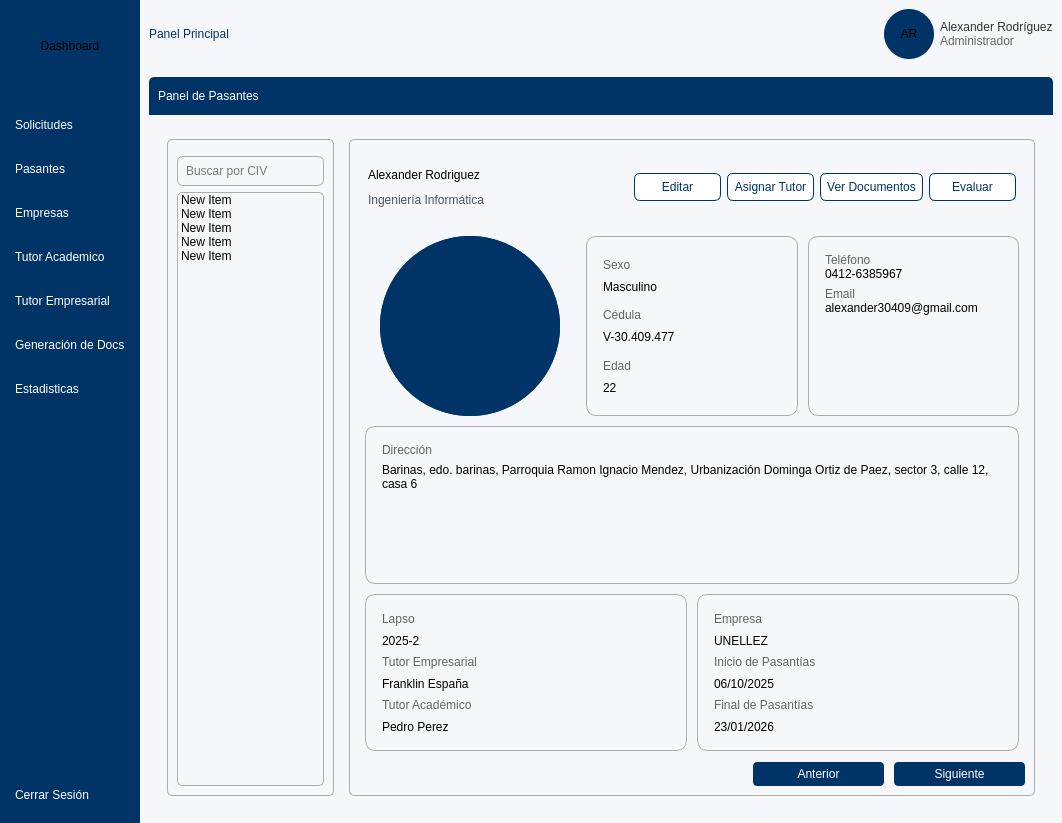
First picture: the form in UI/dashboard.ui, repository AlexING-7/Gestion_Pasantes, before the edit.
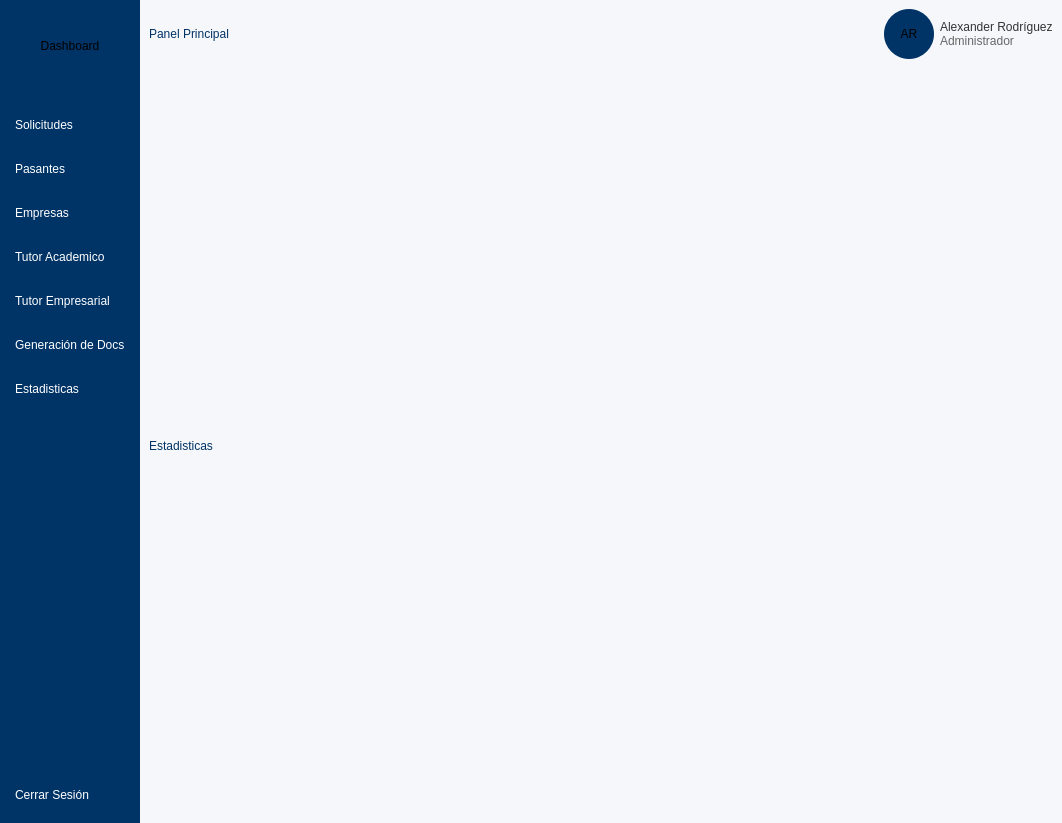
Second picture: the form after the edit. The open tabs and pages were chosen to show the change.

```diff
--- a/UI/dashboard.ui
+++ b/UI/dashboard.ui
@@ -391,7 +391,7 @@
       <item>
        <widget class="QStackedWidget" name="stackedWidget">
         <property name="currentIndex">
-         <number>1</number>
+         <number>6</number>
         </property>
         <widget class="QWidget" name="page_1">
          <property name="styleSheet">
@@ -5578,6 +5578,26 @@
           </item>
          </layout>
         </widget>
+        <widget class="QWidget" name="page_7Est">
+         <property name="styleSheet">
+          <string notr="true">#page_7Est{
+	background-color: transparent;
+}</string>
+         </property>
+         <layout class="QVBoxLayout" name="verticalLayout_60">
+          <item>
+           <widget class="QLabel" name="label_8">
+            <property name="styleSheet">
+             <string notr="true">color: rgb(0, 51, 102);
+font: 800 16pt &quot;Segoe UI&quot;;</string>
+            </property>
+            <property name="text">
+             <string>Estadisticas</string>
+            </property>
+           </widget>
+          </item>
+         </layout>
+        </widget>
        </widget>
       </item>
      </layout>
```
Left out of the diff: 4 changed lines with no effect on the pictures.
